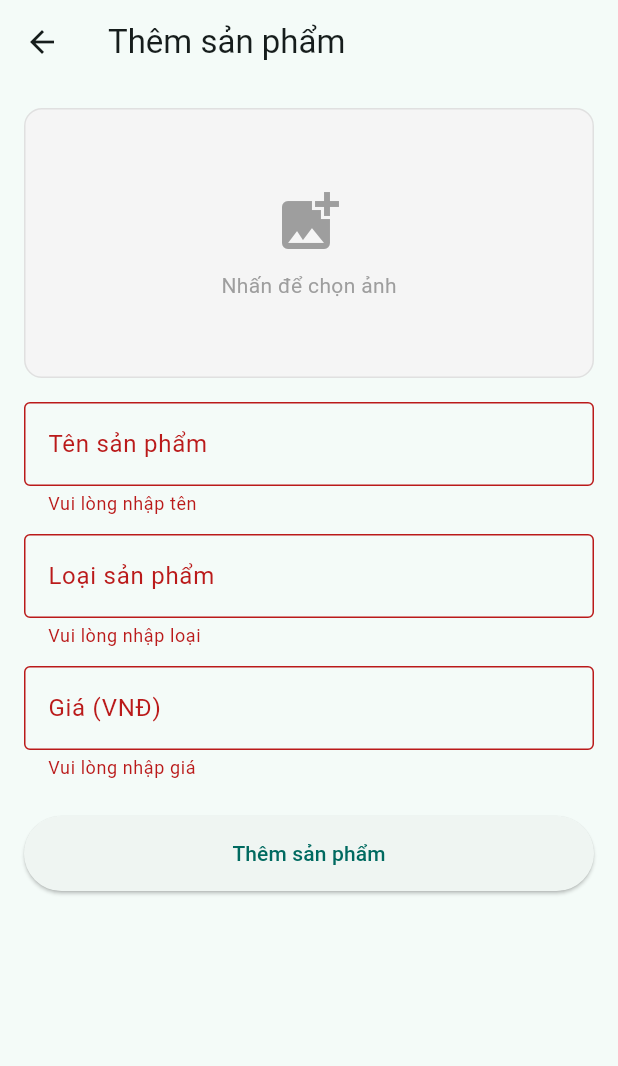
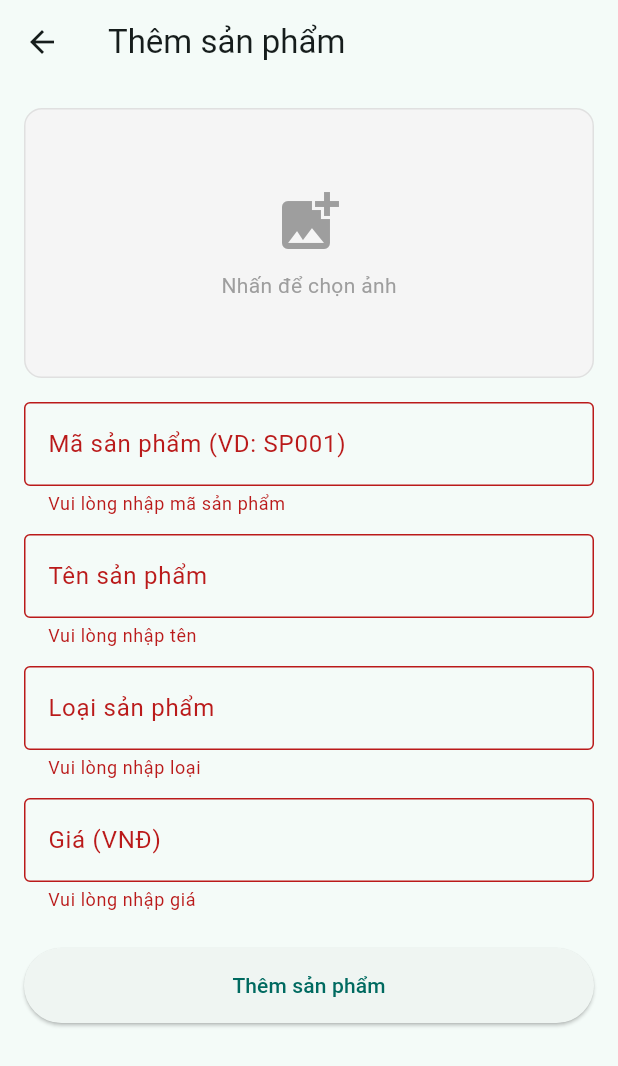
Before and after one commit to phuongthaonee/middle_test, a Flutter app: the ProductFormScreen screen opened directly, after a tap on "Thêm sản phẩm", on a phone screen of 412 x 824 dp. Shown: the top 1066 px of the screen. Run offline on Flutter 3.47's test engine with Material 3 defaults, Android fonts, the phone set to English and light mode, and no system bars; our stand-ins replace cloud_firestore, firebase_auth, firebase_core, image_picker; accounts and stored records are empty.

Commit message:
fix bug id

```diff
--- a/lib/models/product.dart
+++ b/lib/models/product.dart
@@ -1,6 +1,7 @@
 import 'package:cloud_firestore/cloud_firestore.dart';
 
 class Product {
+  String? docId;
   String? idsanpham;
   String tensp;
   String loaisp;
@@ -8,6 +9,7 @@ class Product {
   String? hinhanh;
 
   Product({
+    this.docId,
     this.idsanpham,
     required this.tensp,
     required this.loaisp,
@@ -19,7 +21,8 @@ class Product {
   factory Product.fromFirestore(DocumentSnapshot doc) {
     final data = doc.data() as Map<String, dynamic>;
     return Product(
-      idsanpham: doc.id,
+      docId: doc.id,
+      idsanpham: data['idsanpham'] ?? '',
       tensp: data['tensp'] ?? '',
       loaisp: data['loaisp'] ?? '',
       gia: (data['gia'] ?? 0).toDouble(),
@@ -29,6 +32,7 @@ class Product {
 
   // Chuyển Product thành Map để lưu lên Firestore
   Map<String, dynamic> toMap() => {
+    'idsanpham': idsanpham,
     'tensp': tensp,
     'loaisp': loaisp,
     'gia': gia,
--- a/lib/screens/product_form_screen.dart
+++ b/lib/screens/product_form_screen.dart
@@ -14,9 +14,12 @@ class ProductFormScreen extends StatefulWidget {
 
 class _ProductFormScreenState extends State<ProductFormScreen> {
   final _formKey = GlobalKey<FormState>();
+  late final _idCtrl = TextEditingController(text: widget.product?.idsanpham);
   late final _tenCtrl = TextEditingController(text: widget.product?.tensp);
   late final _loaiCtrl = TextEditingController(text: widget.product?.loaisp);
-  late final _giaCtrl = TextEditingController(text: widget.product?.gia.toString());
+  late final _giaCtrl = TextEditingController(
+    text: widget.product?.gia.toString(),
+  );
   File? _imageFile;
   bool _loading = false;
   String? _existingImageUrl;
@@ -27,9 +30,21 @@ class _ProductFormScreenState extends State<ProductFormScreen> {
     _existingImageUrl = widget.product?.hinhanh;
   }
 
+  @override
+  void dispose() {
+    _idCtrl.dispose();
+    _tenCtrl.dispose();
+    _loaiCtrl.dispose();
+    _giaCtrl.dispose();
+    super.dispose();
+  }
+
   // Chọn ảnh từ thư viện điện thoại
   Future<void> _pickImage() async {
-    final picked = await ImagePicker().pickImage(source: ImageSource.gallery, imageQuality: 70);
+    final picked = await ImagePicker().pickImage(
+      source: ImageSource.gallery,
+      imageQuality: 70,
+    );
     if (picked != null) setState(() => _imageFile = File(picked.path));
   }
 
@@ -43,7 +58,8 @@ class _ProductFormScreenState extends State<ProductFormScreen> {
         imageUrl = await StorageService().imageToBase64(_imageFile!);
       }
       final product = Product(
-        idsanpham: widget.product?.idsanpham,
+        docId: widget.product?.docId,
+        idsanpham: _idCtrl.text.trim(),
         tensp: _tenCtrl.text.trim(),
         loaisp: _loaiCtrl.text.trim(),
         gia: double.parse(_giaCtrl.text.trim()),
@@ -57,9 +73,9 @@ class _ProductFormScreenState extends State<ProductFormScreen> {
       if (mounted) Navigator.pop(context);
     } catch (e) {
       if (mounted) {
-        ScaffoldMessenger.of(context).showSnackBar(
-          SnackBar(content: Text('Lỗi: $e')),
-        );
+        ScaffoldMessenger.of(
+          context,
+        ).showSnackBar(SnackBar(content: Text('Lỗi: $e')));
       }
     } finally {
       if (mounted) setState(() => _loading = false);
@@ -88,33 +104,70 @@ class _ProductFormScreenState extends State<ProductFormScreen> {
                     border: Border.all(color: Colors.grey.shade300),
                   ),
                   child: _imageFile != null
-                      ? ClipRRect(borderRadius: BorderRadius.circular(12),
-                          child: Image.file(_imageFile!, fit: BoxFit.cover))
+                      ? ClipRRect(
+                          borderRadius: BorderRadius.circular(12),
+                          child: Image.file(_imageFile!, fit: BoxFit.cover),
+                        )
                       : _existingImageUrl != null
-                          ? ClipRRect(borderRadius: BorderRadius.circular(12),
-                              child: Image.network(_existingImageUrl!, fit: BoxFit.cover))
-                          : const Column(mainAxisAlignment: MainAxisAlignment.center,
-                              children: [Icon(Icons.add_photo_alternate, size: 48, color: Colors.grey),
-                                SizedBox(height: 8),
-                                Text('Nhấn để chọn ảnh', style: TextStyle(color: Colors.grey))]),
+                      ? ClipRRect(
+                          borderRadius: BorderRadius.circular(12),
+                          child: Image.network(
+                            _existingImageUrl!,
+                            fit: BoxFit.cover,
+                          ),
+                        )
+                      : const Column(
+                          mainAxisAlignment: MainAxisAlignment.center,
+                          children: [
+                            Icon(
+                              Icons.add_photo_alternate,
+                              size: 48,
+                              color: Colors.grey,
+                            ),
+                            SizedBox(height: 8),
+                            Text(
+                              'Nhấn để chọn ảnh',
+                              style: TextStyle(color: Colors.grey),
+                            ),
+                          ],
+                        ),
                 ),
               ),
               const SizedBox(height: 16),
               TextFormField(
+                controller: _idCtrl,
+                decoration: const InputDecoration(
+                  labelText: 'Mã sản phẩm (VD: SP001)',
+                  border: OutlineInputBorder(),
+                ),
+                validator: (v) =>
+                    v!.isEmpty ? 'Vui lòng nhập mã sản phẩm' : null,
+              ),
+              const SizedBox(height: 12),
+              TextFormField(
                 controller: _tenCtrl,
-                decoration: const InputDecoration(labelText: 'Tên sản phẩm', border: OutlineInputBorder()),
+                decoration: const InputDecoration(
+                  labelText: 'Tên sản phẩm',
+                  border: OutlineInputBorder(),
+                ),
                 validator: (v) => v!.isEmpty ? 'Vui lòng nhập tên' : null,
               ),
               const SizedBox(height: 12),
               TextFormField(
                 controller: _loaiCtrl,
-                decoration: const InputDecoration(labelText: 'Loại sản phẩm', border: OutlineInputBorder()),
+                decoration: const InputDecoration(
+                  labelText: 'Loại sản phẩm',
+                  border: OutlineInputBorder(),
+                ),
                 validator: (v) => v!.isEmpty ? 'Vui lòng nhập loại' : null,
               ),
               const SizedBox(height: 12),
               TextFormField(
                 controller: _giaCtrl,
-                decoration: const InputDecoration(labelText: 'Giá (VNĐ)', border: OutlineInputBorder()),
+                decoration: const InputDecoration(
+                  labelText: 'Giá (VNĐ)',
+                  border: OutlineInputBorder(),
+                ),
                 keyboardType: TextInputType.number,
                 validator: (v) {
                   if (v!.isEmpty) return 'Vui lòng nhập giá';
@@ -125,7 +178,9 @@ class _ProductFormScreenState extends State<ProductFormScreen> {
               const SizedBox(height: 24),
               ElevatedButton(
                 onPressed: _loading ? null : _save,
-                style: ElevatedButton.styleFrom(minimumSize: const Size.fromHeight(50)),
+                style: ElevatedButton.styleFrom(
+                  minimumSize: const Size.fromHeight(50),
+                ),
                 child: _loading
                     ? const CircularProgressIndicator()
                     : Text(isEdit ? 'Cập nhật' : 'Thêm sản phẩm'),
--- a/lib/screens/product_list_screen.dart
+++ b/lib/screens/product_list_screen.dart
@@ -179,7 +179,7 @@ class _ProductListScreenState extends State<ProductListScreen> {
                                         );
                                         if (ok == true) {
                                           ProductService().deleteProduct(
-                                            p.idsanpham!,
+                                            p.docId!,
                                           );
                                         }
                                       },
--- a/lib/services/product_service.dart
+++ b/lib/services/product_service.dart
@@ -16,8 +16,8 @@ class ProductService {
 
   // Sửa sản phẩm (dùng merge:true để chỉ cập nhật các trường thay đổi)
   Future<void> updateProduct(Product p) =>
-      _col.doc(p.idsanpham).set(p.toMap(), SetOptions(merge: true));
+      _col.doc(p.docId).set(p.toMap(), SetOptions(merge: true));
 
   // Xóa sản phẩm theo ID
-  Future<void> deleteProduct(String id) => _col.doc(id).delete();
+  Future<void> deleteProduct(String docId) => _col.doc(docId).delete();
 }
```
